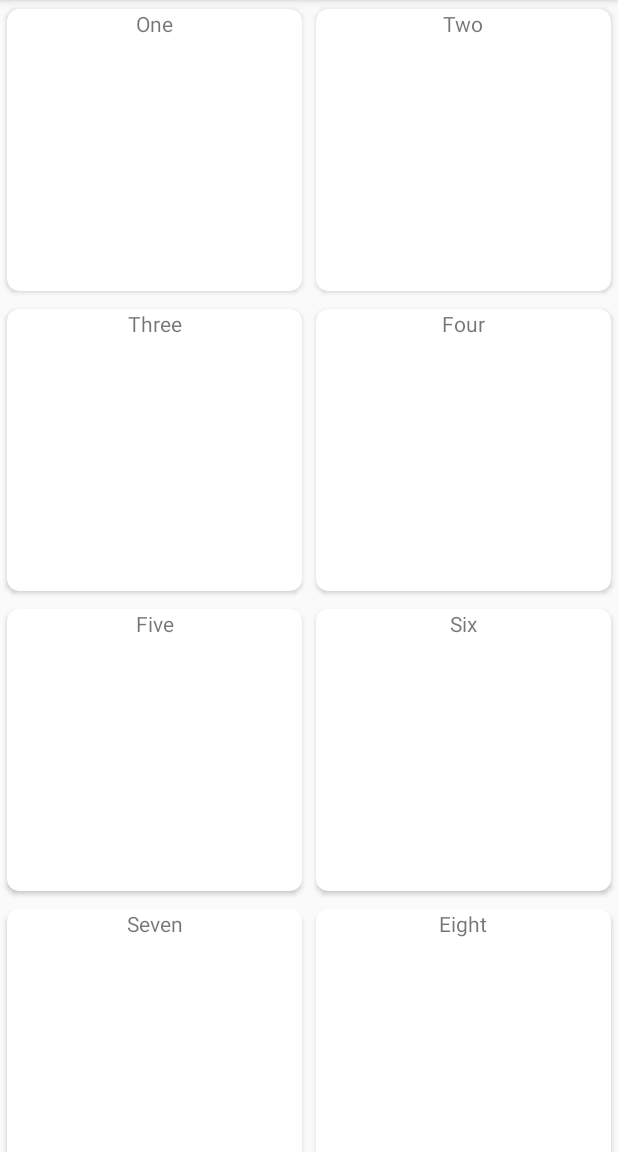
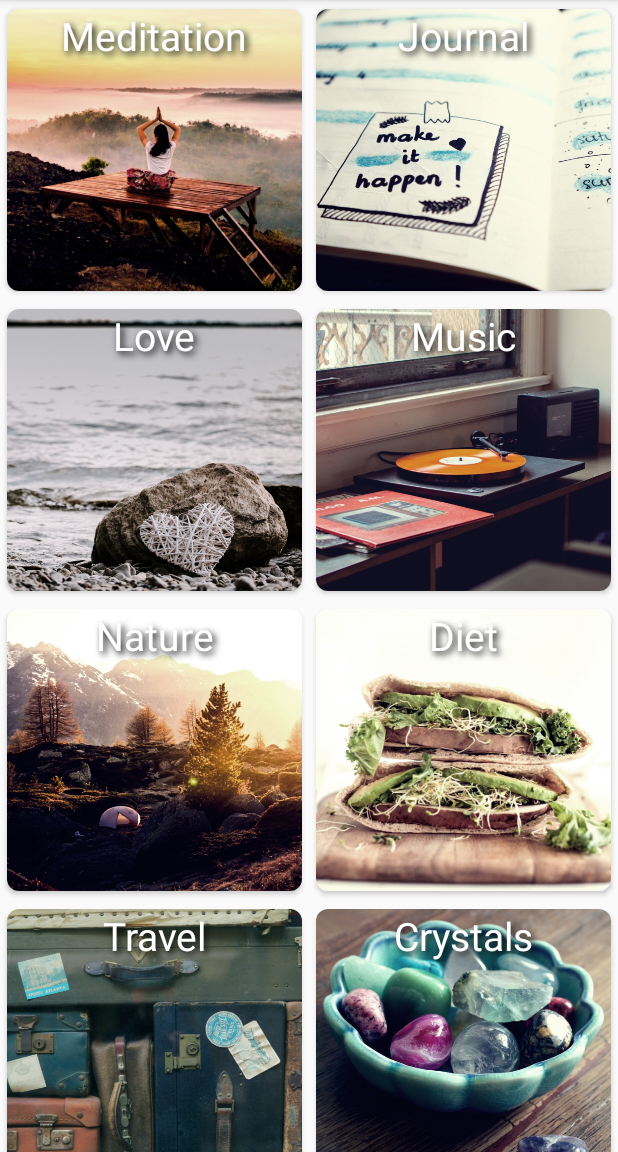
Before and after one commit to matthewstulz/SelfCareApplicationKotlin, an Android app: the screen it shows after launch (MainActivity), on a phone screen of 412 x 824 dp, the part 84-1236 px from its top. Run offline under Robolectric (Android 15) with nearby library versions, the light colour scheme and no system bars.

Commit message:
Completed Category RecyclerView with CategoryViewModel and adding thumbnail images to CardViews.

```diff
--- a/app/build.gradle
+++ b/app/build.gradle
@@ -37,5 +37,6 @@ dependencies {
     implementation 'com.google.android.material:material:1.1.0-alpha07'
     implementation 'androidx.recyclerview:recyclerview:1.0.0'
     implementation 'androidx.cardview:cardview:1.0.0'
+    implementation 'androidx.lifecycle:lifecycle-extensions:2.0.0'
 
 }
--- a/app/src/main/java/com/github/stulzm2/selfcareapplicationkotlin/MainActivity.kt
+++ b/app/src/main/java/com/github/stulzm2/selfcareapplicationkotlin/MainActivity.kt
@@ -5,11 +5,14 @@ import android.os.Bundle
 import androidx.appcompat.app.AppCompatActivity
 import android.view.Menu
 import android.view.MenuItem
+import androidx.lifecycle.ViewModelProviders
 import androidx.recyclerview.widget.GridLayoutManager
 import com.github.stulzm2.selfcareapplicationkotlin.adapter.CategoryAdapter
-import com.github.stulzm2.selfcareapplicationkotlin.model.Category
+import com.github.stulzm2.selfcareapplicationkotlin.viewmodel.CategoryViewModel
 
 import kotlinx.android.synthetic.main.activity_main.*
+import kotlinx.android.synthetic.main.activity_main.recycler_view_category
+import kotlinx.android.synthetic.main.activity_main.view.*
 
 class MainActivity : AppCompatActivity() {
 
@@ -20,18 +23,9 @@ class MainActivity : AppCompatActivity() {
 
         recycler_view_category.apply {
             layoutManager = GridLayoutManager(this@MainActivity, 2)
-            adapter = CategoryAdapter(categories = listOf(
-                Category("One"),
-                Category("Two"),
-                Category("Three"),
-                Category("Four"),
-                Category("Five"),
-                Category("Six"),
-                Category("Seven"),
-                Category("Eight"),
-                Category("Nine"),
-                Category("Ten")
-            ))
+            recycler_view_category.hasFixedSize()
+            val categoryViewModel = ViewModelProviders.of(this@MainActivity).get(CategoryViewModel::class.java)
+            adapter = CategoryAdapter(categoryViewModel.getCategories())
         }
     }
 
--- a/app/src/main/java/com/github/stulzm2/selfcareapplicationkotlin/adapter/CategoryAdapter.kt
+++ b/app/src/main/java/com/github/stulzm2/selfcareapplicationkotlin/adapter/CategoryAdapter.kt
@@ -3,6 +3,7 @@ package com.github.stulzm2.selfcareapplicationkotlin.adapter
 import android.view.LayoutInflater
 import android.view.View
 import android.view.ViewGroup
+import android.widget.ImageView
 import android.widget.TextView
 import androidx.recyclerview.widget.RecyclerView
 import com.github.stulzm2.selfcareapplicationkotlin.R
@@ -26,9 +27,11 @@ class CategoryAdapter(private val categories: List<Category>) : RecyclerView.Ada
     inner class CategoryViewHolder(itemView: View) : RecyclerView.ViewHolder(itemView) {
 
         private var categoryTitle: TextView? = null
+        private var categoryThumbnail: ImageView? = null
 
         init {
             categoryTitle = itemView.findViewById(R.id.text_view_category_title)
+            categoryThumbnail = itemView.findViewById(R.id.image_View_category_image)
 
             itemView.setOnClickListener { v: View ->
                 val title: String = categories[adapterPosition].title
@@ -39,6 +42,7 @@ class CategoryAdapter(private val categories: List<Category>) : RecyclerView.Ada
 
         fun bind(category: Category) {
             categoryTitle?.text = category.title
+            categoryThumbnail?.setImageResource(category.thumbnail)
         }
     }
 
--- a/app/src/main/java/com/github/stulzm2/selfcareapplicationkotlin/model/Category.kt
+++ b/app/src/main/java/com/github/stulzm2/selfcareapplicationkotlin/model/Category.kt
@@ -1,3 +1,3 @@
 package com.github.stulzm2.selfcareapplicationkotlin.model
 
-data class Category(val title: String)
+data class Category(val title: String, val thumbnail: Int)
--- /dev/null
+++ b/app/src/main/java/com/github/stulzm2/selfcareapplicationkotlin/viewmodel/CategoryViewModel.kt
@@ -0,0 +1,33 @@
+package com.github.stulzm2.selfcareapplicationkotlin.viewmodel
+
+import android.app.Application
+import androidx.lifecycle.AndroidViewModel
+import com.github.stulzm2.selfcareapplicationkotlin.R
+import com.github.stulzm2.selfcareapplicationkotlin.model.Category
+
+class CategoryViewModel(application: Application) : AndroidViewModel(application) {
+
+    private lateinit var categories: MutableList<Category>
+
+    fun getCategories(): MutableList<Category> {
+        if (!this::categories.isInitialized) {
+            categories = mutableListOf()
+            loadCategories()
+        }
+        return categories
+    }
+
+    private fun loadCategories() {
+        categories.add(Category("Meditation", R.drawable.meditation))
+        categories.add(Category("Journal", R.drawable.journal))
+        categories.add(Category("Love", R.drawable.love))
+        categories.add(Category("Music", R.drawable.music))
+        categories.add(Category("Nature", R.drawable.nature))
+        categories.add(Category("Diet", R.drawable.diet))
+        categories.add(Category("Travel", R.drawable.travel))
+        categories.add(Category("Crystals", R.drawable.crystals))
+        categories.add(Category("Oils", R.drawable.essentialoils))
+        categories.add(Category("Chakras", R.drawable.chakras))
+        categories.add(Category("Yoga", R.drawable.meditation))
+    }
+}
--- a/app/src/main/res/layout/activity_main.xml
+++ b/app/src/main/res/layout/activity_main.xml
@@ -15,9 +15,6 @@
         android:background="@color/colorPrimary"
         android:elevation="4dp"
         android:title="@string/app_name"
-        app:layout_constraintRight_toRightOf="parent"
-        app:layout_constraintLeft_toLeftOf="parent"
-        app:layout_constraintTop_toTopOf="parent"
         android:theme="@style/Theme.AppCompat.DayNight"
         app:popupTheme="@style/ThemeOverlay.AppCompat.DayNight"/>
 
@@ -25,7 +22,8 @@
         android:id="@+id/recycler_view_category"
         android:layout_width="match_parent"
         android:layout_height="match_parent"
-        android:scrollbars="vertical"/>
+        android:scrollbars="vertical"
+        tools:listitem="@layout/card_view_category_item"/>
 
 
 </LinearLayout>
--- a/app/src/main/res/layout/card_view_category_item.xml
+++ b/app/src/main/res/layout/card_view_category_item.xml
@@ -8,11 +8,25 @@
     app:cardUseCompatPadding="true"
     android:foreground="?selectableItemBackground">
 
+    <ImageView
+            android:id="@+id/image_View_category_image"
+            android:layout_width="match_parent"
+            android:layout_height="wrap_content"
+            android:contentDescription="@string/category_image"
+            android:scaleType="fitXY"
+            android:src="@drawable/meditation"/>
+
     <TextView
         android:id="@+id/text_view_category_title"
         android:layout_width="match_parent"
         android:layout_height="wrap_content"
         android:gravity="center"
-        android:text="@string/app_name"/>
+        android:text="@string/category"
+        android:textColor="@android:color/white"
+        android:textSize="26sp"
+        android:shadowColor="@android:color/black"
+        android:shadowDx="3"
+        android:shadowDy="3"
+        android:shadowRadius="6.0"/>
 
 </androidx.cardview.widget.CardView>
--- a/app/src/main/res/values/strings.xml
+++ b/app/src/main/res/values/strings.xml
@@ -1,4 +1,7 @@
 <resources>
     <string name="app_name">Self Care</string>
     <string name="action_settings">Settings</string>
+
+    <string name="category">Category</string>
+    <string name="category_image">Category image</string>
 </resources>
```
Also changed, not shown: app/src/main/res/drawable/chakras.jpg (added), app/src/main/res/drawable/crystals.jpg (added), app/src/main/res/drawable/diet.jpg (added), app/src/main/res/drawable/essentialoils.jpg (added), app/src/main/res/drawable/journal.jpg (added), app/src/main/res/drawable/love.jpg (added), app/src/main/res/drawable/meditation.jpg (added), app/src/main/res/drawable/music.jpg (added), app/src/main/res/drawable/nature.jpg (added), app/src/main/res/drawable/travel.jpg (added).
